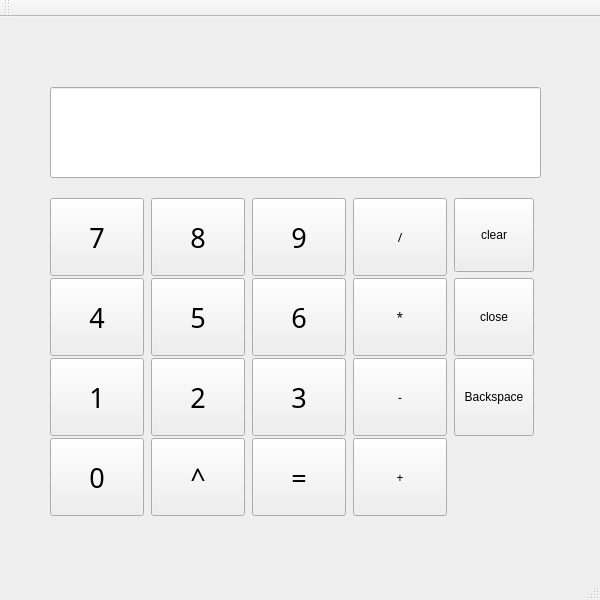
LSH0624/project, file QtCalculator_LSH/QtCalculator_LSH/QtCalculator_LSH.ui: the form before one commit.
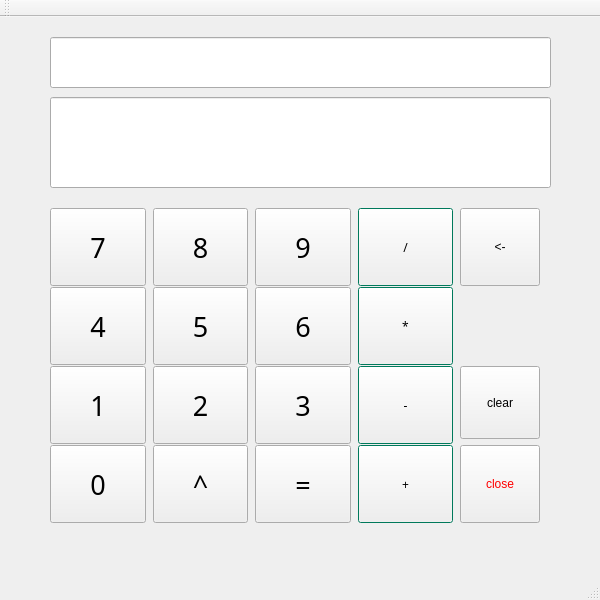
The form after the commit.

The edit to the form file:
```diff
--- a/QtCalculator_LSH/QtCalculator_LSH/QtCalculator_LSH.ui
+++ b/QtCalculator_LSH/QtCalculator_LSH/QtCalculator_LSH.ui
@@ -47,12 +47,12 @@
    <enum>QTabWidget::Rounded</enum>
   </property>
   <widget class="QWidget" name="centralWidget">
-   <widget class="QLineEdit" name="lineEdit">
+   <widget class="QLineEdit" name="linePutInNum">
     <property name="geometry">
      <rect>
       <x>50</x>
-      <y>70</y>
-      <width>491</width>
+      <y>80</y>
+      <width>501</width>
       <height>91</height>
      </rect>
     </property>
@@ -79,9 +79,9 @@
     <property name="geometry">
      <rect>
       <x>50</x>
-      <y>170</y>
-      <width>495</width>
-      <height>335</height>
+      <y>180</y>
+      <width>501</width>
+      <height>331</height>
      </rect>
     </property>
     <layout class="QGridLayout" name="gridLayout" rowstretch="0,0,0,0">
@@ -94,6 +94,121 @@
      <property name="horizontalSpacing">
       <number>7</number>
      </property>
+     <item row="1" column="3">
+      <widget class="QPushButton" name="pushButton_multi">
+       <property name="minimumSize">
+        <size>
+         <width>78</width>
+         <height>78</height>
+        </size>
+       </property>
+       <property name="maximumSize">
+        <size>
+         <width>16777215</width>
+         <height>16777215</height>
+        </size>
+       </property>
+       <property name="palette">
+        <palette>
+         <active>
+          <colorrole role="Base">
+           <brush brushstyle="SolidPattern">
+            <color alpha="255">
+             <red>255</red>
+             <green>255</green>
+             <blue>255</blue>
+            </color>
+           </brush>
+          </colorrole>
+          <colorrole role="Window">
+           <brush brushstyle="SolidPattern">
+            <color alpha="255">
+             <red>0</red>
+             <green>170</green>
+             <blue>127</blue>
+            </color>
+           </brush>
+          </colorrole>
+          <colorrole role="AlternateBase">
+           <brush brushstyle="SolidPattern">
+            <color alpha="255">
+             <red>0</red>
+             <green>170</green>
+             <blue>127</blue>
+            </color>
+           </brush>
+          </colorrole>
+         </active>
+         <inactive>
+          <colorrole role="Base">
+           <brush brushstyle="SolidPattern">
+            <color alpha="255">
+             <red>255</red>
+             <green>255</green>
+             <blue>255</blue>
+            </color>
+           </brush>
+          </colorrole>
+          <colorrole role="Window">
+           <brush brushstyle="SolidPattern">
+            <color alpha="255">
+             <red>0</red>
+             <green>170</green>
+             <blue>127</blue>
+            </color>
+           </brush>
+          </colorrole>
+          <colorrole role="AlternateBase">
+           <brush brushstyle="SolidPattern">
+            <color alpha="255">
+             <red>0</red>
+             <green>170</green>
+             <blue>127</blue>
+            </color>
+           </brush>
+          </colorrole>
+         </inactive>
+         <disabled>
+          <colorrole role="Base">
+           <brush brushstyle="SolidPattern">
+            <color alpha="255">
+             <red>0</red>
+             <green>170</green>
+             <blue>127</blue>
+            </color>
+           </brush>
+          </colorrole>
+          <colorrole role="Window">
+           <brush brushstyle="SolidPattern">
+            <color alpha="255">
+             <red>0</red>
+             <green>170</green>
+             <blue>127</blue>
+            </color>
+           </brush>
+          </colorrole>
+          <colorrole role="AlternateBase">
+           <brush brushstyle="SolidPattern">
+            <color alpha="255">
+             <red>0</red>
+             <green>170</green>
+             <blue>127</blue>
+            </color>
+           </brush>
+          </colorrole>
+         </disabled>
+        </palette>
+       </property>
+       <property name="font">
+        <font>
+         <family>휴먼모음T</family>
+        </font>
+       </property>
+       <property name="text">
+        <string>*</string>
+       </property>
+      </widget>
+     </item>
      <item row="0" column="1">
       <widget class="QPushButton" name="pushButton_08">
        <property name="sizePolicy">
@@ -119,8 +234,30 @@
        </property>
       </widget>
      </item>
-     <item row="0" column="2">
-      <widget class="QPushButton" name="pushButton_09">
+     <item row="2" column="4">
+      <widget class="QPushButton" name="pushButton_clear">
+       <property name="enabled">
+        <bool>true</bool>
+       </property>
+       <property name="sizePolicy">
+        <sizepolicy hsizetype="Fixed" vsizetype="Fixed">
+         <horstretch>0</horstretch>
+         <verstretch>0</verstretch>
+        </sizepolicy>
+       </property>
+       <property name="maximumSize">
+        <size>
+         <width>16777215</width>
+         <height>16777214</height>
+        </size>
+       </property>
+       <property name="text">
+        <string>clear</string>
+       </property>
+      </widget>
+     </item>
+     <item row="2" column="2">
+      <widget class="QPushButton" name="pushButton_03">
        <property name="minimumSize">
         <size>
          <width>78</width>
@@ -134,14 +271,27 @@
         </font>
        </property>
        <property name="text">
-        <string>9</string>
+        <string>3</string>
        </property>
-       <property name="iconSize">
+      </widget>
+     </item>
+     <item row="1" column="0">
+      <widget class="QPushButton" name="pushButton_04">
+       <property name="minimumSize">
         <size>
-         <width>20</width>
-         <height>20</height>
+         <width>78</width>
+         <height>78</height>
         </size>
        </property>
+       <property name="font">
+        <font>
+         <family>휴먼아미체</family>
+         <pointsize>20</pointsize>
+        </font>
+       </property>
+       <property name="text">
+        <string>4</string>
+       </property>
       </widget>
      </item>
      <item row="0" column="3">
@@ -170,6 +320,97 @@
          <height>0</height>
         </size>
        </property>
+       <property name="palette">
+        <palette>
+         <active>
+          <colorrole role="Base">
+           <brush brushstyle="SolidPattern">
+            <color alpha="255">
+             <red>255</red>
+             <green>255</green>
+             <blue>255</blue>
+            </color>
+           </brush>
+          </colorrole>
+          <colorrole role="Window">
+           <brush brushstyle="SolidPattern">
+            <color alpha="255">
+             <red>0</red>
+             <green>170</green>
+             <blue>127</blue>
+            </color>
+           </brush>
+          </colorrole>
+          <colorrole role="AlternateBase">
+           <brush brushstyle="SolidPattern">
+            <color alpha="255">
+             <red>0</red>
+             <green>170</green>
+             <blue>127</blue>
+            </color>
+           </brush>
+          </colorrole>
+         </active>
+         <inactive>
+          <colorrole role="Base">
+           <brush brushstyle="SolidPattern">
+            <color alpha="255">
+             <red>255</red>
+             <green>255</green>
+             <blue>255</blue>
+            </color>
+           </brush>
+          </colorrole>
+          <colorrole role="Window">
+           <brush brushstyle="SolidPattern">
+            <color alpha="255">
+             <red>0</red>
+             <green>170</green>
+             <blue>127</blue>
+            </color>
+           </brush>
+          </colorrole>
+          <colorrole role="AlternateBase">
+           <brush brushstyle="SolidPattern">
+            <color alpha="255">
+             <red>0</red>
+             <green>170</green>
+             <blue>127</blue>
+            </color>
+           </brush>
+          </colorrole>
+         </inactive>
+         <disabled>
+          <colorrole role="Base">
+           <brush brushstyle="SolidPattern">
+            <color alpha="255">
+             <red>0</red>
+             <green>170</green>
+             <blue>127</blue>
+            </color>
+           </brush>
+          </colorrole>
+          <colorrole role="Window">
+           <brush brushstyle="SolidPattern">
+            <color alpha="255">
+             <red>0</red>
+             <green>170</green>
+             <blue>127</blue>
+            </color>
+           </brush>
+          </colorrole>
+          <colorrole role="AlternateBase">
+           <brush brushstyle="SolidPattern">
+            <color alpha="255">
+             <red>0</red>
+             <green>170</green>
+             <blue>127</blue>
+            </color>
+           </brush>
+          </colorrole>
+         </disabled>
+        </palette>
+       </property>
        <property name="font">
         <font>
          <family>휴먼모음T</family>
@@ -186,8 +427,8 @@
        </property>
       </widget>
      </item>
-     <item row="1" column="0">
-      <widget class="QPushButton" name="pushButton_04">
+     <item row="2" column="0">
+      <widget class="QPushButton" name="pushButton_01">
        <property name="minimumSize">
         <size>
          <width>78</width>
@@ -201,7 +442,51 @@
         </font>
        </property>
        <property name="text">
-        <string>4</string>
+        <string>1</string>
+       </property>
+      </widget>
+     </item>
+     <item row="2" column="1">
+      <widget class="QPushButton" name="pushButton_02">
+       <property name="minimumSize">
+        <size>
+         <width>78</width>
+         <height>78</height>
+        </size>
+       </property>
+       <property name="font">
+        <font>
+         <family>휴먼아미체</family>
+         <pointsize>20</pointsize>
+        </font>
+       </property>
+       <property name="text">
+        <string>2</string>
+       </property>
+      </widget>
+     </item>
+     <item row="0" column="2">
+      <widget class="QPushButton" name="pushButton_09">
+       <property name="minimumSize">
+        <size>
+         <width>78</width>
+         <height>78</height>
+        </size>
+       </property>
+       <property name="font">
+        <font>
+         <family>휴먼아미체</family>
+         <pointsize>20</pointsize>
+        </font>
+       </property>
+       <property name="text">
+        <string>9</string>
+       </property>
+       <property name="iconSize">
+        <size>
+         <width>20</width>
+         <height>20</height>
+        </size>
        </property>
       </widget>
      </item>
@@ -213,6 +498,97 @@
          <height>78</height>
         </size>
        </property>
+       <property name="palette">
+        <palette>
+         <active>
+          <colorrole role="Base">
+           <brush brushstyle="SolidPattern">
+            <color alpha="255">
+             <red>255</red>
+             <green>255</green>
+             <blue>255</blue>
+            </color>
+           </brush>
+          </colorrole>
+          <colorrole role="Window">
+           <brush brushstyle="SolidPattern">
+            <color alpha="255">
+             <red>0</red>
+             <green>170</green>
+             <blue>127</blue>
+            </color>
+           </brush>
+          </colorrole>
+          <colorrole role="AlternateBase">
+           <brush brushstyle="SolidPattern">
+            <color alpha="255">
+             <red>0</red>
+             <green>170</green>
+             <blue>127</blue>
+            </color>
+           </brush>
+          </colorrole>
+         </active>
+         <inactive>
+          <colorrole role="Base">
+           <brush brushstyle="SolidPattern">
+            <color alpha="255">
+             <red>255</red>
+             <green>255</green>
+             <blue>255</blue>
+            </color>
+           </brush>
+          </colorrole>
+          <colorrole role="Window">
+           <brush brushstyle="SolidPattern">
+            <color alpha="255">
+             <red>0</red>
+             <green>170</green>
+             <blue>127</blue>
+            </color>
+           </brush>
+          </colorrole>
+          <colorrole role="AlternateBase">
+           <brush brushstyle="SolidPattern">
+            <color alpha="255">
+             <red>0</red>
+             <green>170</green>
+             <blue>127</blue>
+            </color>
+           </brush>
+          </colorrole>
+         </inactive>
+         <disabled>
+          <colorrole role="Base">
+           <brush brushstyle="SolidPattern">
+            <color alpha="255">
+             <red>0</red>
+             <green>170</green>
+             <blue>127</blue>
+            </color>
+           </brush>
+          </colorrole>
+          <colorrole role="Window">
+           <brush brushstyle="SolidPattern">
+            <color alpha="255">
+             <red>0</red>
+             <green>170</green>
+             <blue>127</blue>
+            </color>
+           </brush>
+          </colorrole>
+          <colorrole role="AlternateBase">
+           <brush brushstyle="SolidPattern">
+            <color alpha="255">
+             <red>0</red>
+             <green>170</green>
+             <blue>127</blue>
+            </color>
+           </brush>
+          </colorrole>
+         </disabled>
+        </palette>
+       </property>
        <property name="font">
         <font>
          <family>휴먼모음T</family>
@@ -223,25 +599,6 @@
        </property>
       </widget>
      </item>
-     <item row="1" column="4">
-      <widget class="QPushButton" name="pushButton_close">
-       <property name="minimumSize">
-        <size>
-         <width>78</width>
-         <height>78</height>
-        </size>
-       </property>
-       <property name="text">
-        <string>close</string>
-       </property>
-       <property name="iconSize">
-        <size>
-         <width>20</width>
-         <height>20</height>
-        </size>
-       </property>
-      </widget>
-     </item>
      <item row="1" column="2">
       <widget class="QPushButton" name="pushButton_06">
        <property name="enabled">
@@ -276,49 +633,6 @@
        </property>
       </widget>
      </item>
-     <item row="1" column="3">
-      <widget class="QPushButton" name="pushButton_multi">
-       <property name="minimumSize">
-        <size>
-         <width>78</width>
-         <height>78</height>
-        </size>
-       </property>
-       <property name="maximumSize">
-        <size>
-         <width>16777215</width>
-         <height>16777215</height>
-        </size>
-       </property>
-       <property name="font">
-        <font>
-         <family>휴먼모음T</family>
-        </font>
-       </property>
-       <property name="text">
-        <string>*</string>
-       </property>
-      </widget>
-     </item>
-     <item row="2" column="2">
-      <widget class="QPushButton" name="pushButton_03">
-       <property name="minimumSize">
-        <size>
-         <width>78</width>
-         <height>78</height>
-        </size>
-       </property>
-       <property name="font">
-        <font>
-         <family>휴먼아미체</family>
-         <pointsize>20</pointsize>
-        </font>
-       </property>
-       <property name="text">
-        <string>3</string>
-       </property>
-      </widget>
-     </item>
      <item row="2" column="3">
       <widget class="QPushButton" name="pushButton_minus">
        <property name="minimumSize">
@@ -327,6 +641,97 @@
          <height>78</height>
         </size>
        </property>
+       <property name="palette">
+        <palette>
+         <active>
+          <colorrole role="Base">
+           <brush brushstyle="SolidPattern">
+            <color alpha="255">
+             <red>255</red>
+             <green>255</green>
+             <blue>255</blue>
+            </color>
+           </brush>
+          </colorrole>
+          <colorrole role="Window">
+           <brush brushstyle="SolidPattern">
+            <color alpha="255">
+             <red>0</red>
+             <green>170</green>
+             <blue>127</blue>
+            </color>
+           </brush>
+          </colorrole>
+          <colorrole role="AlternateBase">
+           <brush brushstyle="SolidPattern">
+            <color alpha="255">
+             <red>0</red>
+             <green>170</green>
+             <blue>127</blue>
+            </color>
+           </brush>
+          </colorrole>
+         </active>
+         <inactive>
+          <colorrole role="Base">
+           <brush brushstyle="SolidPattern">
+            <color alpha="255">
+             <red>255</red>
+             <green>255</green>
+             <blue>255</blue>
+            </color>
+           </brush>
+          </colorrole>
+          <colorrole role="Window">
+           <brush brushstyle="SolidPattern">
+            <color alpha="255">
+             <red>0</red>
+             <green>170</green>
+             <blue>127</blue>
+            </color>
+           </brush>
+          </colorrole>
+          <colorrole role="AlternateBase">
+           <brush brushstyle="SolidPattern">
+            <color alpha="255">
+             <red>0</red>
+             <green>170</green>
+             <blue>127</blue>
+            </color>
+           </brush>
+          </colorrole>
+         </inactive>
+         <disabled>
+          <colorrole role="Base">
+           <brush brushstyle="SolidPattern">
+            <color alpha="255">
+             <red>0</red>
+             <green>170</green>
+             <blue>127</blue>
+            </color>
+           </brush>
+          </colorrole>
+          <colorrole role="Window">
+           <brush brushstyle="SolidPattern">
+            <color alpha="255">
+             <red>0</red>
+             <green>170</green>
+             <blue>127</blue>
+            </color>
+           </brush>
+          </colorrole>
+          <colorrole role="AlternateBase">
+           <brush brushstyle="SolidPattern">
+            <color alpha="255">
+             <red>0</red>
+             <green>170</green>
+             <blue>127</blue>
+            </color>
+           </brush>
+          </colorrole>
+         </disabled>
+        </palette>
+       </property>
        <property name="font">
         <font>
          <family>휴먼모음T</family>
@@ -337,104 +742,6 @@
        </property>
       </widget>
      </item>
-     <item row="3" column="0">
-      <widget class="QPushButton" name="pushButton_00">
-       <property name="minimumSize">
-        <size>
-         <width>78</width>
-         <height>78</height>
-        </size>
-       </property>
-       <property name="font">
-        <font>
-         <family>휴먼아미체</family>
-         <pointsize>20</pointsize>
-        </font>
-       </property>
-       <property name="text">
-        <string>0</string>
-       </property>
-      </widget>
-     </item>
-     <item row="3" column="1">
-      <widget class="QPushButton" name="pushButton_RtP">
-       <property name="minimumSize">
-        <size>
-         <width>78</width>
-         <height>78</height>
-        </size>
-       </property>
-       <property name="font">
-        <font>
-         <family>휴먼아미체</family>
-         <pointsize>20</pointsize>
-        </font>
-       </property>
-       <property name="text">
-        <string>^</string>
-       </property>
-      </widget>
-     </item>
-     <item row="2" column="0">
-      <widget class="QPushButton" name="pushButton_01">
-       <property name="minimumSize">
-        <size>
-         <width>78</width>
-         <height>78</height>
-        </size>
-       </property>
-       <property name="font">
-        <font>
-         <family>휴먼아미체</family>
-         <pointsize>20</pointsize>
-        </font>
-       </property>
-       <property name="text">
-        <string>1</string>
-       </property>
-      </widget>
-     </item>
-     <item row="0" column="4">
-      <widget class="QPushButton" name="pushButton_clear">
-       <property name="enabled">
-        <bool>true</bool>
-       </property>
-       <property name="sizePolicy">
-        <sizepolicy hsizetype="Fixed" vsizetype="Fixed">
-         <horstretch>0</horstretch>
-         <verstretch>0</verstretch>
-        </sizepolicy>
-       </property>
-       <property name="maximumSize">
-        <size>
-         <width>16777215</width>
-         <height>16777214</height>
-        </size>
-       </property>
-       <property name="text">
-        <string>clear</string>
-       </property>
-      </widget>
-     </item>
-     <item row="2" column="1">
-      <widget class="QPushButton" name="pushButton_02">
-       <property name="minimumSize">
-        <size>
-         <width>78</width>
-         <height>78</height>
-        </size>
-       </property>
-       <property name="font">
-        <font>
-         <family>휴먼아미체</family>
-         <pointsize>20</pointsize>
-        </font>
-       </property>
-       <property name="text">
-        <string>2</string>
-       </property>
-      </widget>
-     </item>
      <item row="1" column="1">
       <widget class="QPushButton" name="pushButton_05">
        <property name="minimumSize">
@@ -454,25 +761,6 @@
        </property>
       </widget>
      </item>
-     <item row="3" column="2">
-      <widget class="QPushButton" name="pushButton_result">
-       <property name="minimumSize">
-        <size>
-         <width>78</width>
-         <height>78</height>
-        </size>
-       </property>
-       <property name="font">
-        <font>
-         <family>휴먼모음T</family>
-         <pointsize>20</pointsize>
-        </font>
-       </property>
-       <property name="text">
-        <string>=</string>
-       </property>
-      </widget>
-     </item>
      <item row="0" column="0">
       <widget class="QPushButton" name="pushButton_07">
        <property name="minimumSize">
@@ -498,7 +786,153 @@
        </property>
       </widget>
      </item>
-     <item row="2" column="4">
+     <item row="3" column="4">
+      <widget class="QPushButton" name="pushButton_close">
+       <property name="minimumSize">
+        <size>
+         <width>78</width>
+         <height>78</height>
+        </size>
+       </property>
+       <property name="palette">
+        <palette>
+         <active>
+          <colorrole role="Text">
+           <brush brushstyle="SolidPattern">
+            <color alpha="255">
+             <red>255</red>
+             <green>0</green>
+             <blue>0</blue>
+            </color>
+           </brush>
+          </colorrole>
+          <colorrole role="ButtonText">
+           <brush brushstyle="SolidPattern">
+            <color alpha="255">
+             <red>255</red>
+             <green>0</green>
+             <blue>0</blue>
+            </color>
+           </brush>
+          </colorrole>
+         </active>
+         <inactive>
+          <colorrole role="Text">
+           <brush brushstyle="SolidPattern">
+            <color alpha="255">
+             <red>0</red>
+             <green>0</green>
+             <blue>0</blue>
+            </color>
+           </brush>
+          </colorrole>
+          <colorrole role="ButtonText">
+           <brush brushstyle="SolidPattern">
+            <color alpha="255">
+             <red>255</red>
+             <green>0</green>
+             <blue>0</blue>
+            </color>
+           </brush>
+          </colorrole>
+         </inactive>
+         <disabled>
+          <colorrole role="Text">
+           <brush brushstyle="SolidPattern">
+            <color alpha="255">
+             <red>120</red>
+             <green>120</green>
+             <blue>120</blue>
+            </color>
+           </brush>
+          </colorrole>
+          <colorrole role="ButtonText">
+           <brush brushstyle="SolidPattern">
+            <color alpha="255">
+             <red>120</red>
+             <green>120</green>
+             <blue>120</blue>
+            </color>
+           </brush>
+          </colorrole>
+         </disabled>
+        </palette>
+       </property>
+       <property name="font">
+        <font>
+         <weight>50</weight>
+         <bold>false</bold>
+        </font>
+       </property>
+       <property name="text">
+        <string>close</string>
+       </property>
+       <property name="iconSize">
+        <size>
+         <width>20</width>
+         <height>20</height>
+        </size>
+       </property>
+      </widget>
+     </item>
+     <item row="3" column="2">
+      <widget class="QPushButton" name="pushButton_result">
+       <property name="minimumSize">
+        <size>
+         <width>78</width>
+         <height>78</height>
+        </size>
+       </property>
+       <property name="font">
+        <font>
+         <family>휴먼모음T</family>
+         <pointsize>20</pointsize>
+        </font>
+       </property>
+       <property name="text">
+        <string>=</string>
+       </property>
+      </widget>
+     </item>
+     <item row="3" column="0">
+      <widget class="QPushButton" name="pushButton_00">
+       <property name="minimumSize">
+        <size>
+         <width>78</width>
+         <height>78</height>
+        </size>
+       </property>
+       <property name="font">
+        <font>
+         <family>휴먼아미체</family>
+         <pointsize>20</pointsize>
+        </font>
+       </property>
+       <property name="text">
+        <string>0</string>
+       </property>
+      </widget>
+     </item>
+     <item row="3" column="1">
+      <widget class="QPushButton" name="pushButton_RtP">
+       <property name="minimumSize">
+        <size>
+         <width>78</width>
+         <height>78</height>
+        </size>
+       </property>
+       <property name="font">
+        <font>
+         <family>휴먼아미체</family>
+         <pointsize>20</pointsize>
+        </font>
+       </property>
+       <property name="text">
+        <string>^</string>
+       </property>
+      </widget>
+     </item>
+     <item row="0" column="4">
       <widget class="QPushButton" name="pushButton_Back">
        <property name="minimumSize">
         <size>
@@ -507,12 +941,22 @@
         </size>
        </property>
        <property name="text">
-        <string>Backspace</string>
+        <string>&lt;-</string>
        </property>
       </widget>
      </item>
     </layout>
    </widget>
+   <widget class="QLineEdit" name="lineStack">
+    <property name="geometry">
+     <rect>
+      <x>50</x>
+      <y>20</y>
+      <width>501</width>
+      <height>51</height>
+     </rect>
+    </property>
+   </widget>
   </widget>
   <widget class="QMenuBar" name="menuBar">
    <property name="geometry">
```
